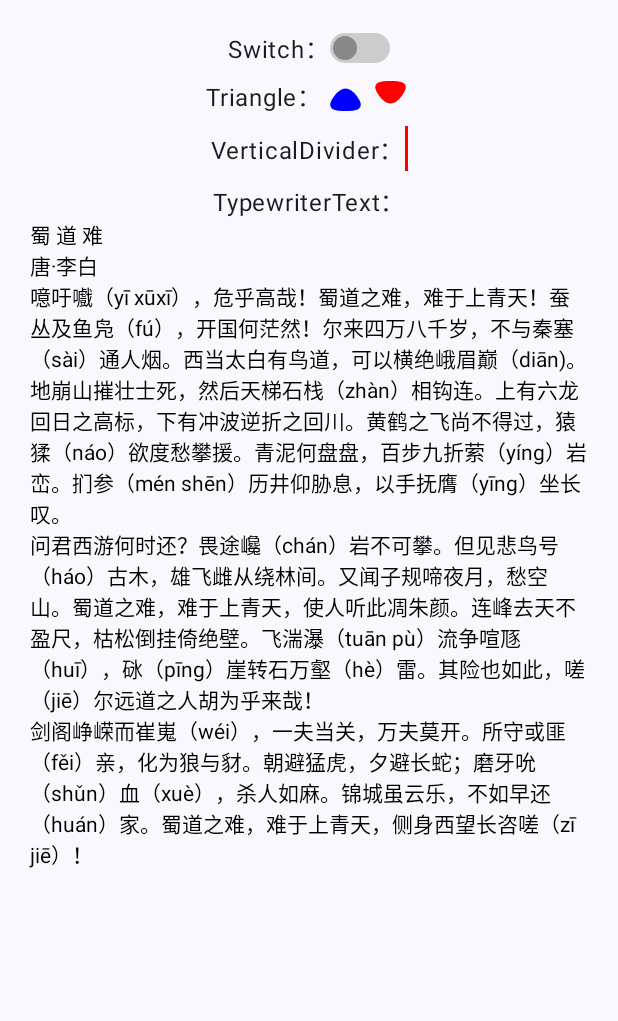
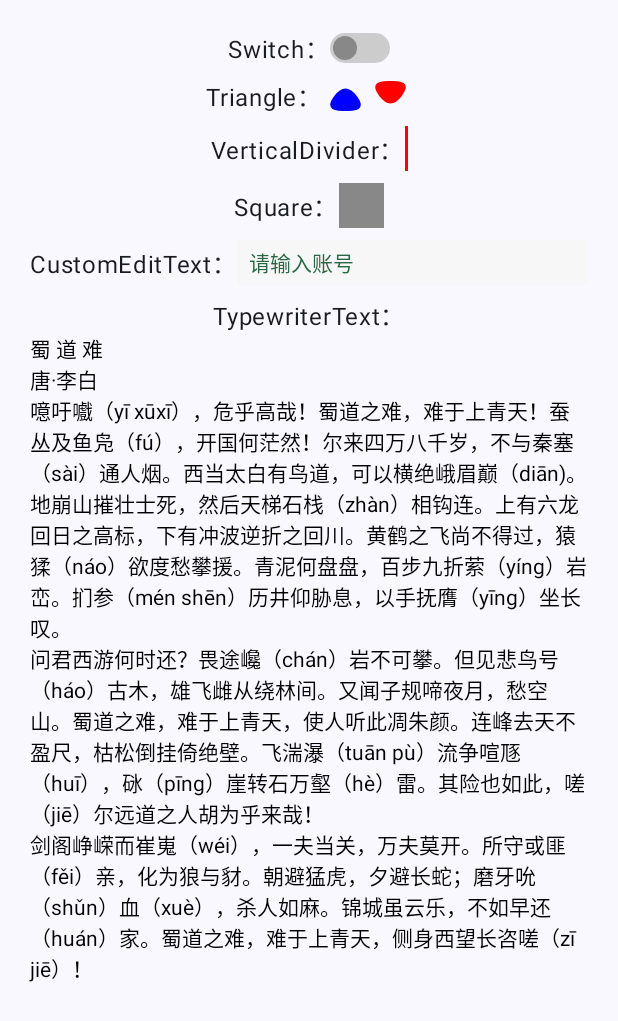
Before and after one commit to FPhoenixCorneaE/android-base-ui-compose, an Android app built with Jetpack Compose: the screen it shows after launch (MainActivity), on a phone screen of 412 x 824 dp. Shown: the top 1021 px of the screen. Run offline under Robolectric (Android 15) with nearby library versions, the phone set to English and light mode, and no system bars.

Commit message:
feat: 添加自定义 Square、CustomEditText

```diff
--- a/app/src/main/java/com/fphoenixcorneae/widget/MainActivity.kt
+++ b/app/src/main/java/com/fphoenixcorneae/widget/MainActivity.kt
@@ -4,21 +4,30 @@ import android.os.Bundle
 import android.util.Log
 import androidx.activity.ComponentActivity
 import androidx.activity.compose.setContent
+import androidx.compose.foundation.background
 import androidx.compose.foundation.layout.Arrangement
+import androidx.compose.foundation.layout.Box
 import androidx.compose.foundation.layout.Column
 import androidx.compose.foundation.layout.Row
 import androidx.compose.foundation.layout.fillMaxSize
 import androidx.compose.foundation.layout.height
 import androidx.compose.foundation.layout.padding
+import androidx.compose.foundation.layout.width
 import androidx.compose.foundation.rememberScrollState
 import androidx.compose.foundation.verticalScroll
 import androidx.compose.material3.MaterialTheme
 import androidx.compose.material3.Surface
 import androidx.compose.material3.Text
+import androidx.compose.runtime.getValue
+import androidx.compose.runtime.mutableStateOf
+import androidx.compose.runtime.remember
+import androidx.compose.runtime.setValue
 import androidx.compose.ui.Alignment
 import androidx.compose.ui.Modifier
 import androidx.compose.ui.graphics.Color
+import androidx.compose.ui.text.TextStyle
 import androidx.compose.ui.unit.dp
+import androidx.compose.ui.unit.sp
 import com.fphoenixcorneae.widget.ui.theme.ComposeCustomWidgetTheme
 
 class MainActivity : ComponentActivity() {
@@ -60,6 +69,29 @@ class MainActivity : ComponentActivity() {
                             Text(text = "VerticalDivider：")
                             VerticalDivider(thickness = 2.dp, color = Color.Red)
                         }
+                        Row(verticalAlignment = Alignment.CenterVertically, modifier = Modifier.height(30.dp)) {
+                            Text(text = "Square：")
+                            Square(modifier = Modifier.width(30.dp)) {
+                                Box(modifier = Modifier.background(Color.Gray))
+                            }
+                        }
+                        Row(verticalAlignment = Alignment.CenterVertically, modifier = Modifier.height(30.dp)) {
+                            Text(text = "CustomEditText：")
+                            var text by remember { mutableStateOf("") }
+                            CustomEditText(
+                                text = text,
+                                onValueChange = {
+                                    text = it
+                                    Log.d("CustomWidget", "CustomEditText: $it")
+                                },
+                                textStyle = TextStyle(color = Color.Black, fontSize = 14.sp),
+                                backgroundColor = Color(0xFFF7F7F7),
+                                paddingStart = 8.dp,
+                                paddingEnd = 8.dp,
+                                hint = "请输入账号",
+                                hintColor = Color(0xFF256842),
+                            )
+                        }
                         Column(horizontalAlignment = Alignment.CenterHorizontally) {
                             Text(text = "TypewriterText：")
                             TypewriterText(
--- /dev/null
+++ b/custom-widget/src/main/java/com/fphoenixcorneae/widget/CustomEditText.kt
@@ -0,0 +1,205 @@
+package com.fphoenixcorneae.widget
+
+import androidx.annotation.DrawableRes
+import androidx.compose.foundation.BorderStroke
+import androidx.compose.foundation.Image
+import androidx.compose.foundation.background
+import androidx.compose.foundation.border
+import androidx.compose.foundation.layout.Box
+import androidx.compose.foundation.layout.Row
+import androidx.compose.foundation.layout.Spacer
+import androidx.compose.foundation.layout.fillMaxSize
+import androidx.compose.foundation.layout.fillMaxWidth
+import androidx.compose.foundation.layout.height
+import androidx.compose.foundation.layout.padding
+import androidx.compose.foundation.layout.size
+import androidx.compose.foundation.layout.width
+import androidx.compose.foundation.shape.RoundedCornerShape
+import androidx.compose.foundation.text.BasicTextField
+import androidx.compose.foundation.text.KeyboardActions
+import androidx.compose.foundation.text.KeyboardOptions
+import androidx.compose.material3.MaterialTheme
+import androidx.compose.material3.Text
+import androidx.compose.runtime.Composable
+import androidx.compose.runtime.getValue
+import androidx.compose.runtime.mutableStateOf
+import androidx.compose.runtime.remember
+import androidx.compose.runtime.saveable.rememberSaveable
+import androidx.compose.runtime.setValue
+import androidx.compose.ui.Alignment
+import androidx.compose.ui.Modifier
+import androidx.compose.ui.focus.onFocusChanged
+import androidx.compose.ui.graphics.Brush
+import androidx.compose.ui.graphics.Color
+import androidx.compose.ui.graphics.SolidColor
+import androidx.compose.ui.res.painterResource
+import androidx.compose.ui.text.TextStyle
+import androidx.compose.ui.text.input.VisualTransformation
+import androidx.compose.ui.tooling.preview.Preview
+import androidx.compose.ui.unit.Dp
+import androidx.compose.ui.unit.dp
+import androidx.compose.ui.unit.sp
+import com.fphoenixcorneae.compose.clickableNoRipple
+
+/**
+ * @param modifier             修饰符
+ * @param text                 输入文字
+ * @param onValueChange        输入文字变化监听
+ * @param onFocusChanged       焦点变化监听
+ * @param backgroundColor      背景颜色
+ * @param corners              背景圆角
+ * @param borderStroke         背景边框
+ * @param paddingStart         输入框左边内边距
+ * @param paddingEnd           输入框右边内边距
+ * @param hint                 空字符时的提示文字
+ * @param hintColor            提示文字颜色
+ * @param startIcon            左侧图标;  -1 则不显示
+ * @param startFocusedIcon     获取焦点时左侧图标;  -1 则不显示
+ * @param startIconSize        左侧图标大小
+ * @param startIconMargin      左侧图标左边外边距
+ * @param iconSpacing          左侧图标与文字的距离; 相当于: drawablePadding
+ * @param endIcon              右侧图标;  -1 则不显示
+ * @param endIconSize          右侧图标大小
+ * @param onEndIconClick       右侧图标点击监听
+ * @param singleLine           是否单行
+ * @param enabled              控制BasicTextField的启用状态。当为false时，文本字段将既不可编辑也不可聚焦，文本字段的输入将不可选择
+ * @param readOnly             控制BasicTextField的可编辑状态。当为true时，文本字段不能被修改，但是，用户可以聚焦它并从中复制文本。只读文本字段通常用于显示用户无法编辑的预填写表单
+ * @param textStyle            文字样式
+ * @param keyboardOptions      键盘设置
+ * @param keyboardActions      键盘点击监听
+ * @param visualTransformation 用于更改输入的可视表示的可视转换过滤器。默认情况下，不应用可视转换。
+ * @param cursorBrush          光标
+ */
+@Composable
+fun CustomEditText(
+    modifier: Modifier = Modifier,
+    text: String,
+    onValueChange: (String) -> Unit,
+    onFocusChanged: (Boolean) -> Unit = {},
+    backgroundColor: Color = Color.White,
+    corners: Dp = 2.dp,
+    borderStroke: BorderStroke = BorderStroke(width = 1.dp, color = Color.Transparent),
+    paddingStart: Dp = 0.dp,
+    paddingEnd: Dp = 0.dp,
+    hint: String = "",
+    hintColor: Color = Color.Gray,
+    @DrawableRes startIcon: Int = -1,
+    @DrawableRes startFocusedIcon: Int = -1,
+    startIconSize: Dp = 12.dp,
+    startIconMargin: Dp = 0.dp,
+    iconSpacing: Dp = 4.dp,
+    @DrawableRes endIcon: Int = -1,
+    endIconSize: Dp = 12.dp,
+    onEndIconClick: () -> Unit = {},
+    singleLine: Boolean = true,
+    enabled: Boolean = true,
+    readOnly: Boolean = false,
+    textStyle: TextStyle = TextStyle.Default,
+    keyboardOptions: KeyboardOptions = KeyboardOptions.Default,
+    keyboardActions: KeyboardActions = KeyboardActions.Default,
+    visualTransformation: VisualTransformation = VisualTransformation.None,
+    cursorBrush: Brush = SolidColor(MaterialTheme.colorScheme.primary),
+) {
+    // 焦点, 用于控制左侧Icon、底部分割线状态以及右侧叉号显示
+    var hasFocus by rememberSaveable { mutableStateOf(false) }
+
+    Box(modifier = modifier) {
+        BasicTextField(
+            value = text,
+            onValueChange = onValueChange,
+            modifier = Modifier
+                .fillMaxSize()
+                .onFocusChanged {
+                    hasFocus = it.isFocused
+                    onFocusChanged(it.isFocused)
+                },
+            singleLine = singleLine,
+            enabled = enabled,
+            readOnly = readOnly,
+            textStyle = textStyle,
+            keyboardOptions = keyboardOptions,
+            keyboardActions = keyboardActions,
+            visualTransformation = visualTransformation,
+            cursorBrush = cursorBrush,
+            decorationBox = @Composable { innerTextField ->
+                Row(
+                    modifier = Modifier
+                        .fillMaxSize()
+                        .background(color = backgroundColor, shape = RoundedCornerShape(size = corners))
+                        .border(border = borderStroke, shape = RoundedCornerShape(size = corners)),
+                    verticalAlignment = Alignment.CenterVertically,
+                ) {
+                    // -1 不显示 左侧Icon
+                    if (!hasFocus && startIcon != -1) {
+                        Image(
+                            painter = painterResource(id = startIcon),
+                            contentDescription = null,
+                            modifier = Modifier
+                                .padding(start = startIconMargin)
+                                .size(size = startIconSize),
+                        )
+                        Spacer(modifier = Modifier.width(iconSpacing))
+                    } else if (hasFocus && startFocusedIcon != -1) {
+                        Image(
+                            painter = painterResource(id = startFocusedIcon),
+                            contentDescription = null,
+                            modifier = Modifier
+                                .padding(start = startIconMargin)
+                                .size(size = startIconSize),
+                        )
+                        Spacer(modifier = Modifier.width(iconSpacing))
+                    }
+
+                    Box(
+                        modifier = Modifier
+                            .padding(start = paddingStart, end = paddingEnd)
+                            .weight(1f)
+                    ) {
+                        // 当空字符时, 显示hint
+                        if (text.isEmpty()) {
+                            Text(text = hint, color = hintColor, style = textStyle)
+                        }
+                        // 原本输入框的内容
+                        innerTextField()
+                    }
+
+                    // 存在焦点 且 有输入内容时. 显示右侧Icon
+                    if (hasFocus && text.isNotEmpty() && endIcon != -1) {
+                        Image(
+                            painter = painterResource(id = endIcon),
+                            contentDescription = null,
+                            modifier = Modifier
+                                .size(size = endIconSize)
+                                .padding(2.dp)
+                                .clickableNoRipple {
+                                    onEndIconClick()
+                                },
+                        )
+                    }
+                }
+            },
+        )
+    }
+}
+
+@Preview(showBackground = true, backgroundColor = 0xFFFFFFFF)
+@Composable
+fun PreviewCustomEditText() {
+    var text by remember { mutableStateOf("") }
+    Box(modifier = Modifier.fillMaxSize(), contentAlignment = Alignment.Center) {
+        CustomEditText(
+            modifier = Modifier
+                .padding(horizontal = 20.dp)
+                .fillMaxWidth()
+                .height(40.dp),
+            text = text,
+            onValueChange = { text = it },
+            textStyle = TextStyle(color = Color.Black, fontSize = 14.sp),
+            backgroundColor = Color(0xFFF7F7F7),
+            paddingStart = 8.dp,
+            paddingEnd = 8.dp,
+            hint = "请输入账号",
+            hintColor = Color(0xFF256842),
+        )
+    }
+}
--- /dev/null
+++ b/custom-widget/src/main/java/com/fphoenixcorneae/widget/Square.kt
@@ -0,0 +1,48 @@
+package com.fphoenixcorneae.widget
+
+import androidx.compose.foundation.background
+import androidx.compose.foundation.layout.Box
+import androidx.compose.foundation.layout.fillMaxSize
+import androidx.compose.foundation.layout.width
+import androidx.compose.runtime.Composable
+import androidx.compose.ui.Modifier
+import androidx.compose.ui.graphics.Color
+import androidx.compose.ui.layout.Layout
+import androidx.compose.ui.tooling.preview.Preview
+import androidx.compose.ui.unit.Constraints
+import androidx.compose.ui.unit.dp
+
+/**
+ * 正方形
+ */
+@Composable
+fun Square(
+    modifier: Modifier = Modifier,
+    content: @Composable () -> Unit,
+) {
+    Layout(content = content, modifier = modifier) { measurables, constraints ->
+        val size = constraints.maxWidth.coerceAtMost(constraints.maxHeight)
+        val newConstraints = Constraints.fixed(size, size)
+        val placeables = measurables.map { measurable ->
+            measurable.measure(newConstraints)
+        }
+        layout(
+            width = size,
+            height = size
+        ) {
+            placeables.forEach { placeable ->
+                placeable.placeRelative(0, 0)
+            }
+        }
+    }
+}
+
+@Preview(showBackground = true, backgroundColor = 0xFF000000)
+@Composable
+fun PreviewSquare() {
+    Box(modifier = Modifier.fillMaxSize()) {
+        Square(modifier = Modifier.width(100.dp)) {
+            Box(modifier = Modifier.background(Color.Green))
+        }
+    }
+}
```
Also changed, not shown: custom-widget/src/main/java/com/fphoenixcorneae/compose/Modifier.kt (added, +21 -0 lines), 1 other file.
